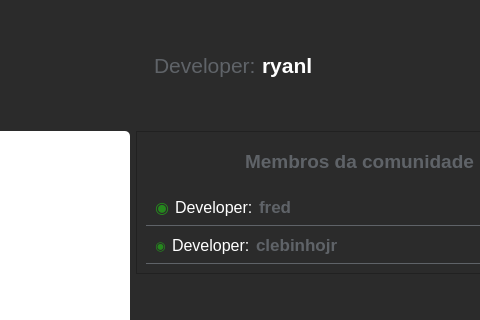
Before: the Qt Designer form .ui/chat.ui in ryanbsdeveloper/opensource-chat, drawn with Qt 5; both pictures show x 577 to 1057 and y 0 to 320 of the 1157 by 728 pixel window.
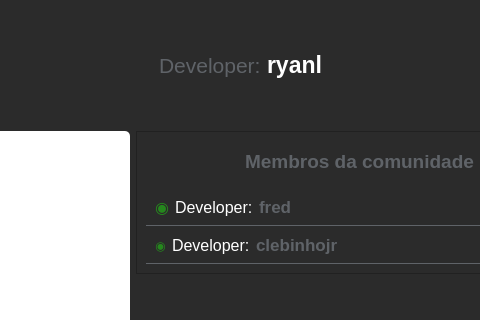
After: the same form once the commit is applied. Icons and pictures are not drawn.

Diff of the .ui file:
```diff
--- a/.ui/chat.ui
+++ b/.ui/chat.ui
@@ -227,40 +227,34 @@
                  </widget>
                 </item>
                 <item>
-                 <widget class="QLabel" name="nome_developer">
+                 <widget class="QPushButton" name="developer">
                   <property name="font">
                    <font>
-                    <pointsize>16</pointsize>
+                    <pointsize>17</pointsize>
                     <weight>75</weight>
                     <bold>true</bold>
                    </font>
                   </property>
+                  <property name="layoutDirection">
+                   <enum>Qt::RightToLeft</enum>
+                  </property>
                   <property name="styleSheet">
-                   <string notr="true">color:white</string>
+                   <string notr="true">border:0; color:white</string>
                   </property>
                   <property name="text">
                    <string>ryanl</string>
                   </property>
-                 </widget>
-                </item>
-                <item>
-                 <widget class="QLabel" name="logo">
-                  <property name="maximumSize">
+                  <property name="icon">
+                   <iconset resource="../resources/resources.qrc">
+                    <normaloff>:/icons/python</normaloff>:/icons/python</iconset>
+                  </property>
+                  <property name="iconSize">
                    <size>
-                    <width>30</width>
-                    <height>30</height>
+                    <width>32</width>
+                    <height>32</height>
                    </size>
                   </property>
-                  <property name="text">
-                   <string/>
-                  </property>
-                  <property name="pixmap">
-                   <pixmap resource="../resources/resources.qrc">:/icons/python</pixmap>
-                  </property>
-                  <property name="scaledContents">
-                   <bool>true</bool>
-                  </property>
-                  <property name="wordWrap">
+                  <property name="autoDefault">
                    <bool>false</bool>
                   </property>
                  </widget>
```
